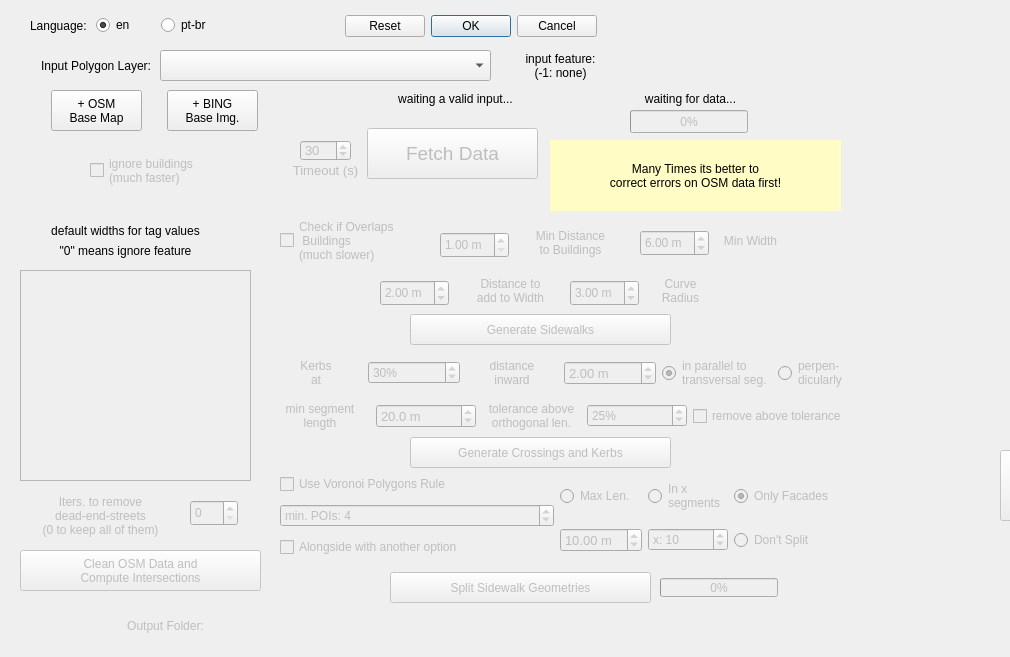
Before: the Qt Designer form osm_sidewalkreator_dialog_base.ui in kauevestena/osm_sidewalkreator, drawn with Qt 5.
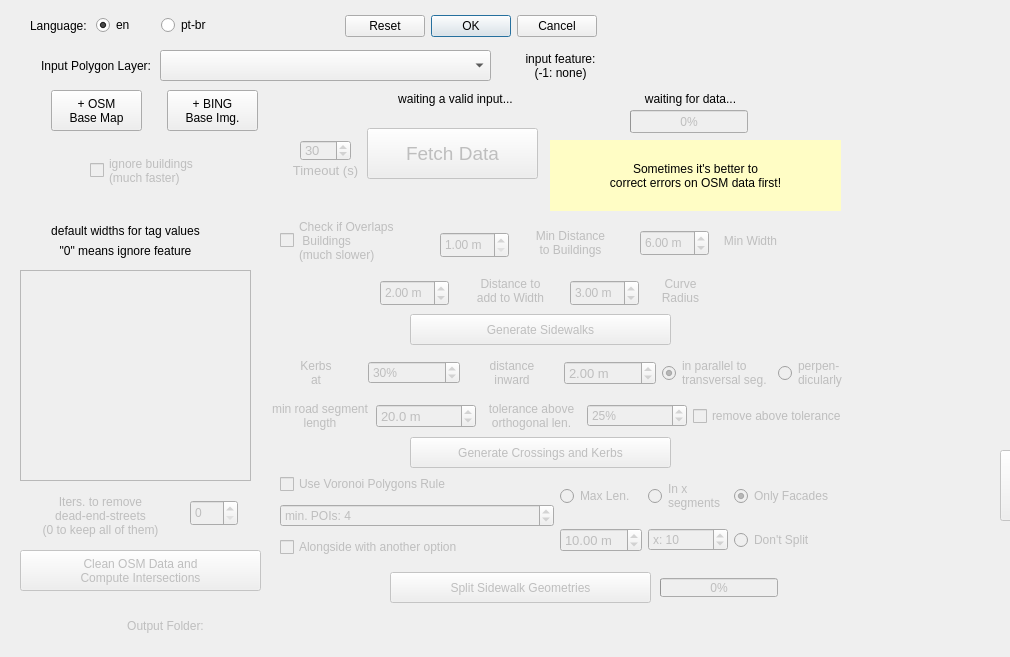
After: the same form once the commit is applied. Icons and pictures are not drawn. Custom widgets are drawn as their Qt base class.

```diff
--- a/osm_sidewalkreator_dialog_base.ui
+++ b/osm_sidewalkreator_dialog_base.ui
@@ -367,7 +367,7 @@
     <string notr="true">background-color: rgb(255, 253, 197);</string>
    </property>
    <property name="text">
-    <string>Many Times its better to
+    <string>Sometimes it's better to
 correct errors on OSM data first!</string>
    </property>
    <property name="alignment">
@@ -1244,7 +1244,7 @@
          <bool>false</bool>
         </property>
         <property name="text">
-         <string>min segment
+         <string>min road segment
 length</string>
         </property>
         <property name="alignment">
```
